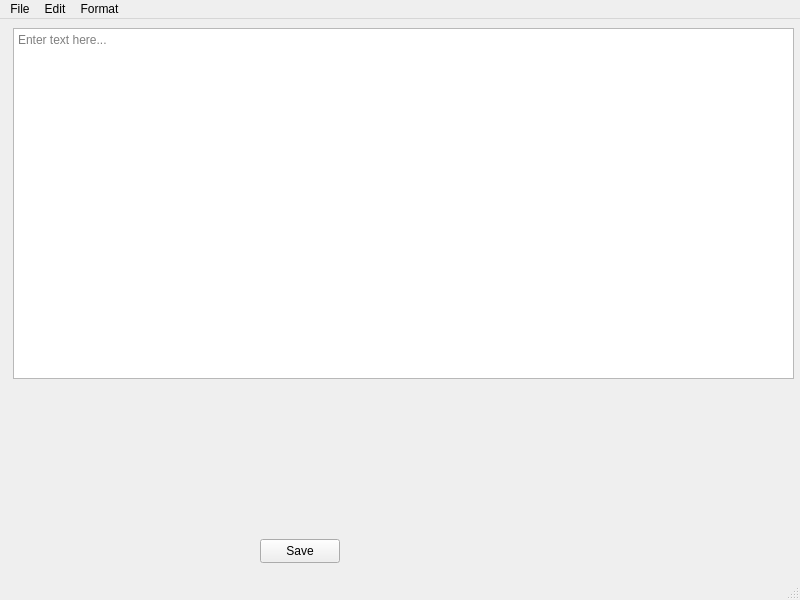
Old version of the form mainwindow.ui in the repository proxjega/QTNotepad.
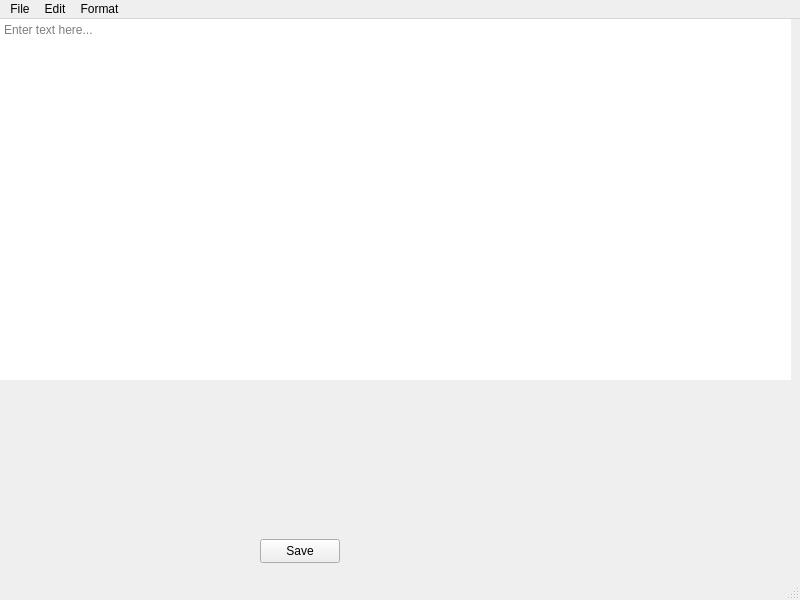
New version of the form.

```diff
--- a/mainwindow.ui
+++ b/mainwindow.ui
@@ -30,10 +30,10 @@
    <widget class="QTextEdit" name="textEdit">
     <property name="geometry">
      <rect>
-      <x>13</x>
-      <y>9</y>
-      <width>781</width>
-      <height>351</height>
+      <x>0</x>
+      <y>0</y>
+      <width>791</width>
+      <height>361</height>
      </rect>
     </property>
     <property name="layoutDirection">
@@ -42,6 +42,9 @@
     <property name="locale">
      <locale language="English" country="UnitedStates"/>
     </property>
+    <property name="frameShape">
+     <enum>QFrame::Shape::NoFrame</enum>
+    </property>
     <property name="documentTitle">
      <string>filename</string>
     </property>
```
Left out of the diff: 2 changed lines with no effect on the pictures.
